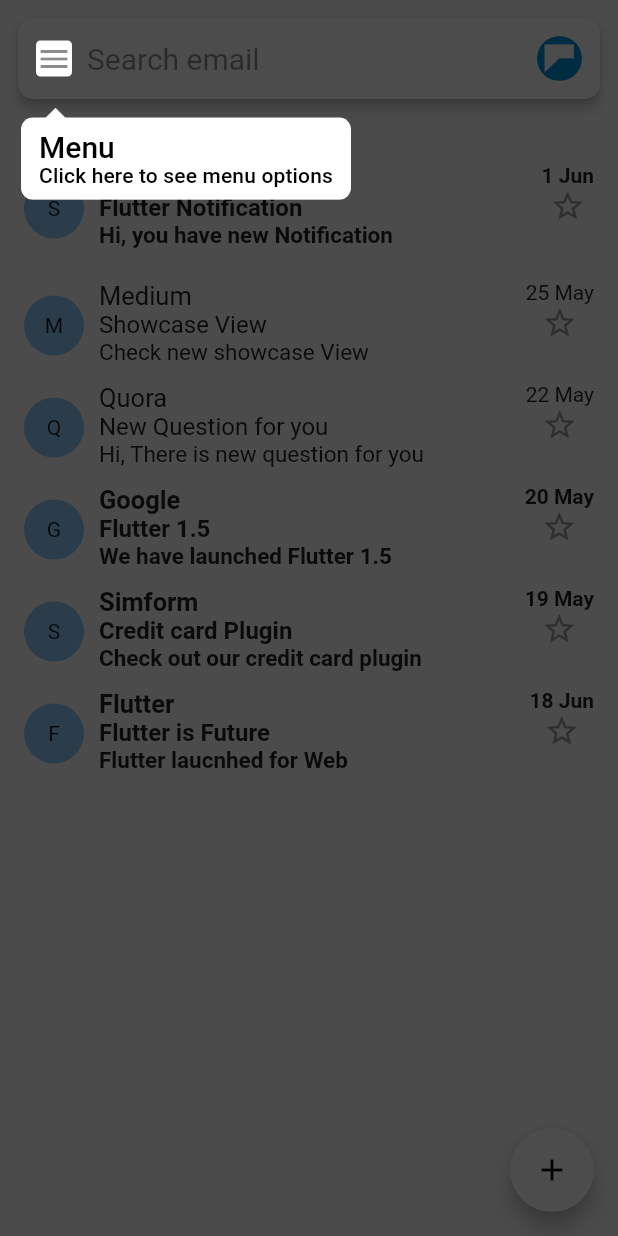
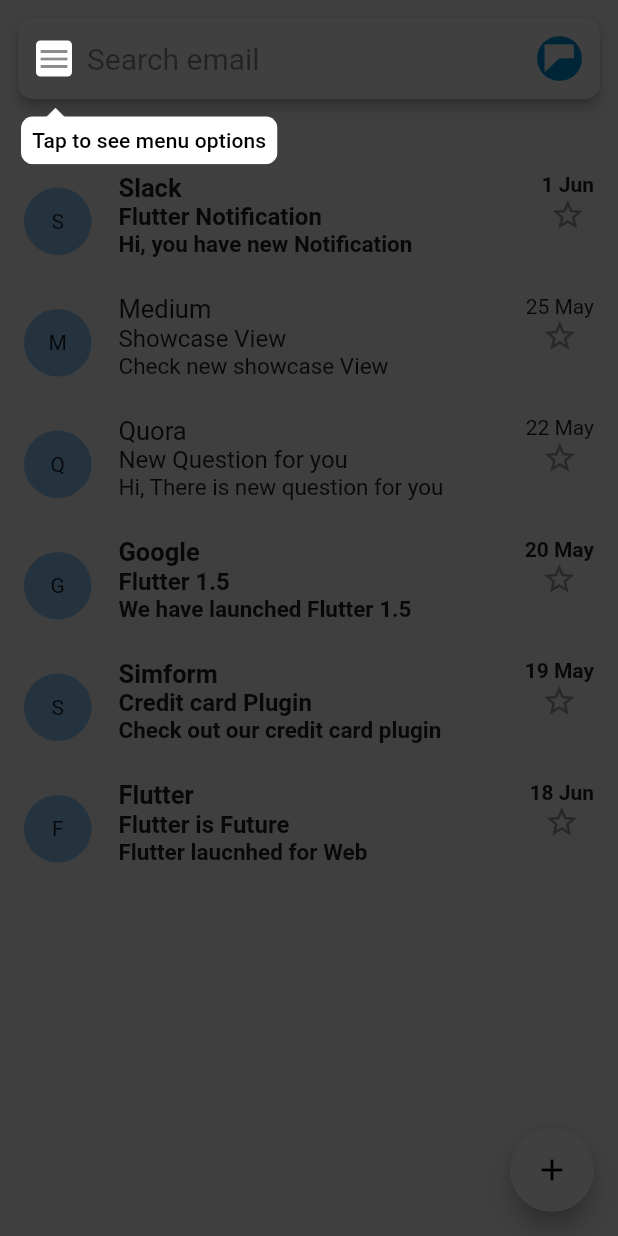
Before and after one commit to jeffcas181/flutter_showcase-view-repo, a Flutter app: the screen it shows after launch, on a phone screen of 412 x 824 dp. Run offline on Flutter 3.47's test engine with Material 2 defaults, Android fonts, the phone set to English and light mode, and no system bars; statements that could not run were skipped.

Commit message:
-- Tooltip title made optional

```diff
--- a/example/lib/main.dart
+++ b/example/lib/main.dart
@@ -57,8 +57,7 @@ class _MailPageState extends State<MailPage> {
                               children: <Widget>[
                                 Showcase(
                                   key: _one,
-                                  title: 'Menu',
-                                  description: 'Click here to see menu options',
+                                  description: 'Tap to see menu options',
                                   child: Icon(
                                     Icons.menu,
                                     color: Colors.black45,
@@ -80,7 +79,7 @@ class _MailPageState extends State<MailPage> {
                           Showcase(
                             key: _two,
                             title: 'Profile',
-                            description: 'Click here to go to your Profile',
+                            description: 'Tap to see profile',
                             showcaseBackgroundColor : Colors.blueAccent,
                             textColor: Colors.white,
                             shapeBorder: CircleBorder(),
@@ -118,12 +117,14 @@ class _MailPageState extends State<MailPage> {
                 ),
               ],
             ),
+
+            Padding(padding: EdgeInsets.only(top: 8)),
+
             Container(
-              padding: const EdgeInsets.symmetric(vertical: 10),
+              padding: const EdgeInsets.symmetric(vertical: 8),
               child: Showcase(
                 key: _three,
-                title: 'Mail',
-                description: 'Click here to check mail',
+                description: 'Tap to check mail',
                 child: Container(
                   padding: const EdgeInsets.only(left: 6, right: 16),
                   child: Row(
@@ -142,8 +143,8 @@ class _MailPageState extends State<MailPage> {
                                 crossAxisAlignment: CrossAxisAlignment.start,
                                 children: <Widget>[
                                   Container(
-                                    width: 40,
-                                    height: 40,
+                                    width: 45,
+                                    height: 45,
                                     decoration: BoxDecoration(
                                       shape: BoxShape.circle,
                                       color: Colors.blue[200],
@@ -164,8 +165,8 @@ class _MailPageState extends State<MailPage> {
                               child: Container(
                                 margin: const EdgeInsets.all(10),
                                 child: Container(
-                                  width: 40,
-                                  height: 40,
+                                  width: 45,
+                                  height: 45,
                                   decoration: BoxDecoration(
                                     shape: BoxShape.circle,
                                     color: Colors.blue[200],
@@ -176,6 +177,7 @@ class _MailPageState extends State<MailPage> {
                                 ),
                               ),
                             ),
+                            Padding(padding: EdgeInsets.only(left: 8)),
                             Column(
                               crossAxisAlignment: CrossAxisAlignment.start,
                               children: <Widget>[
@@ -314,7 +316,7 @@ class MailTile extends StatelessWidget {
   @override
   Widget build(BuildContext context) {
     return Container(
-      padding: const EdgeInsets.only(left: 6, right: 16, top: 8),
+      padding: const EdgeInsets.only(left: 6, right: 16, top: 8,bottom: 8),
       child: Row(
         crossAxisAlignment: CrossAxisAlignment.start,
         children: <Widget>[
@@ -324,8 +326,8 @@ class MailTile extends StatelessWidget {
               children: <Widget>[
                 Container(
                   margin: const EdgeInsets.all(10),
-                  width: 40,
-                  height: 40,
+                  width: 45,
+                  height: 45,
                   decoration: BoxDecoration(
                     shape: BoxShape.circle,
                     color: Colors.blue[200],
@@ -334,6 +336,7 @@ class MailTile extends StatelessWidget {
                     child: Text(mail.sender[0]),
                   ),
                 ),
+                Padding(padding: EdgeInsets.only(left: 8)),
                 Column(
                   crossAxisAlignment: CrossAxisAlignment.start,
                   children: <Widget>[
--- a/lib/showcase.dart
+++ b/lib/showcase.dart
@@ -27,7 +27,7 @@ class Showcase extends StatefulWidget {
   const Showcase({
     @required this.key,
     @required this.child,
-    @required this.title,
+    this.title,
     @required this.description,
     this.shapeBorder,
     this.overlayColor,
@@ -157,7 +157,7 @@ class _ShowcaseState extends State<Showcase> with TickerProviderStateMixin {
                 height: MediaQuery.of(context).size.height,
                 child: CustomPaint(
                   painter: ShapePainter(
-                      opacity: widget.overlayOpacity ?? 0.7,
+                      opacity: widget.overlayOpacity ?? 0.75,
                       rect: position.getRect(),
                       shapeBorder: widget.shapeBorder,
                       color: widget.overlayColor ?? Colors.black),
--- a/lib/tooltip_widget.dart
+++ b/lib/tooltip_widget.dart
@@ -52,7 +52,7 @@ class ToolTipWidget extends StatelessWidget {
   }
 
   double _getTooltipWidth() {
-    double titleLength = (title.length * 10.0);
+    double titleLength = title == null ? 0 : (title.length * 10.0);
     double descriptionLength = (description.length * 7.0);
     if (titleLength > descriptionLength) {
       return titleLength + 10;
@@ -163,17 +163,26 @@ class ToolTipWidget extends StatelessWidget {
                           children: <Widget>[
                             Container(
                               child: Column(
-                                crossAxisAlignment: CrossAxisAlignment.start,
+                                crossAxisAlignment: title != null ? CrossAxisAlignment.start : CrossAxisAlignment.center,
                                 children: <Widget>[
-                                  Text(
-                                    title,
-                                    style: titleTextStyle ??
-                                        Theme.of(context).textTheme.title.merge(TextStyle(color: textColor)),
-                                  ),
+                                  title != null
+                                      ? Text(
+                                          title,
+                                          style: titleTextStyle ??
+                                              Theme.of(context)
+                                                  .textTheme
+                                                  .title
+                                                  .merge(TextStyle(
+                                                      color: textColor)),
+                                        )
+                                      : Container(),
                                   Text(
                                     description,
                                     style: descTextStyle ??
-                                        Theme.of(context).textTheme.subtitle.merge(TextStyle(color: textColor)),
+                                        Theme.of(context)
+                                            .textTheme
+                                            .subtitle
+                                            .merge(TextStyle(color: textColor)),
                                   ),
                                 ],
                               ),
```
